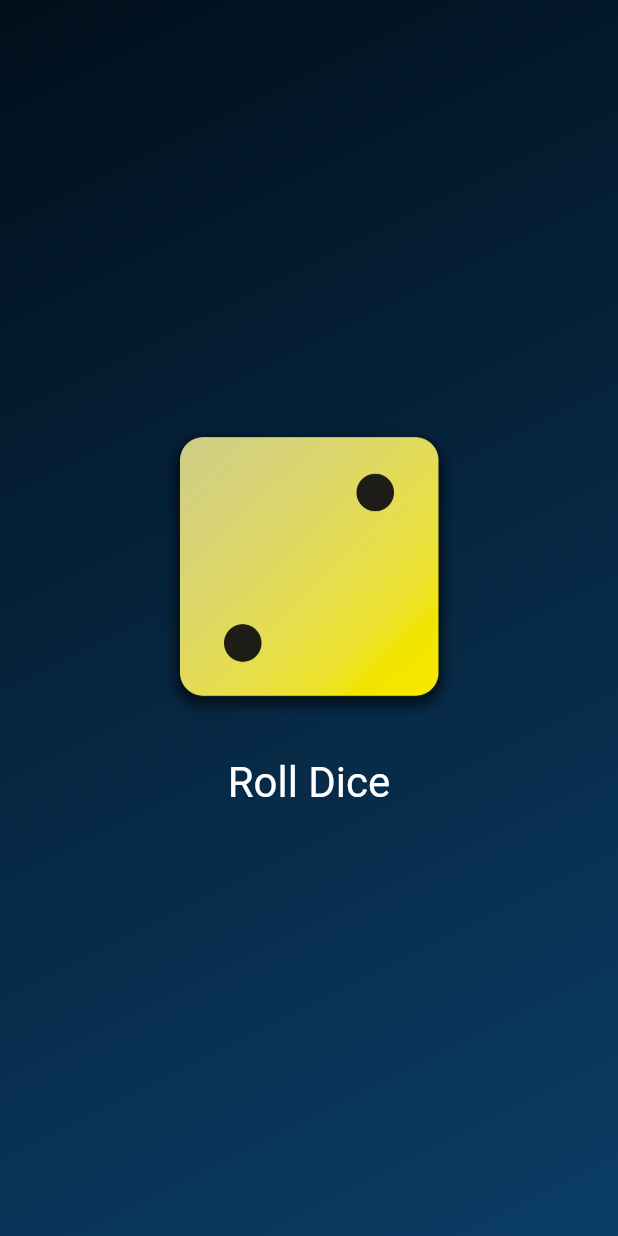
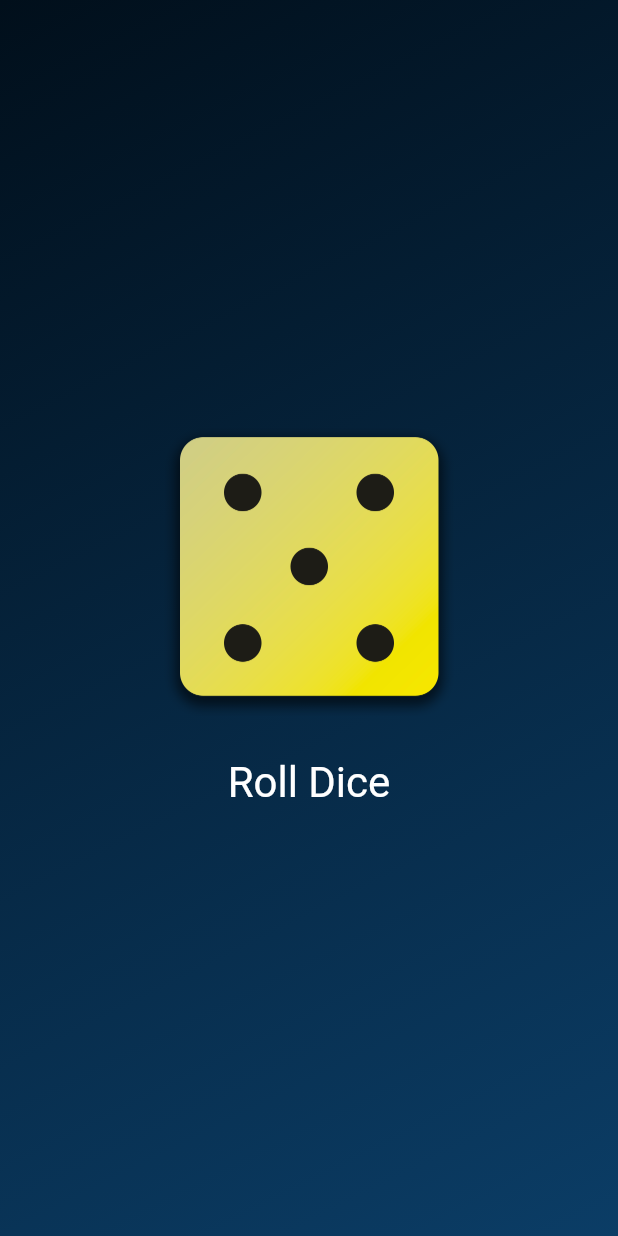
Before and after one commit to gunes1hakan/dice_rolling_game, a Flutter app: the screen it shows after launch, after a tap on "Roll Dice", on a phone screen of 412 x 824 dp. Run offline on Flutter 3.47's test engine with Material 3 defaults, Android fonts, the phone set to English and light mode, and no system bars.

Commit message:
Dice rolling feature added.
--The code structure was parsed into different file structures.
--Button function enabled.

```diff
--- /dev/null
+++ b/lib/dice_roller.dart
@@ -0,0 +1,50 @@
+import 'dart:math';
+
+import 'package:flutter/material.dart';
+
+class DiceRoller extends StatefulWidget {
+  const DiceRoller({super.key});
+
+  @override
+  State<DiceRoller> createState() {
+    return _DiceRollerState();
+  }
+
+}
+
+final randomizer = Random();
+
+class _DiceRollerState extends State<DiceRoller> {
+  var currentDiceRoll = 2;
+
+  void rollDice(){
+    setState(() {
+      currentDiceRoll = randomizer.nextInt(6) + 1;
+    });
+  }
+  @override
+  Widget build(BuildContext context) {
+    return Column(
+          mainAxisSize: MainAxisSize.min,
+          children: [
+            Image.asset(
+              "assets/images/dice-$currentDiceRoll.png",
+              width: 200,
+            ),
+            const SizedBox(height: 20),
+            TextButton(
+              onPressed: rollDice,
+              style: TextButton.styleFrom(
+                //padding: const EdgeInsets.only(top: 20),
+                foregroundColor: Colors.white,
+                textStyle: const TextStyle(
+                  fontSize: 28,
+                ),
+              ),
+              child: const Text("Roll Dice"),
+            ),
+          ],
+        );
+  }
+
+}
--- a/lib/gradient_container.dart
+++ b/lib/gradient_container.dart
@@ -1,15 +1,16 @@
+import 'package:dice_rolling_game/dice_roller.dart';
 import 'package:flutter/material.dart';
 
 const startAlignment = Alignment.topLeft;
 const endAlignment = Alignment.bottomRight;
 
-void rollDice(){
 
-}
 
 class GradientContainer extends StatelessWidget {
   const GradientContainer(this.colors, {super.key});
   final List<Color> colors;
+
+
   @override
   Widget build(BuildContext context) {
     return Container(
@@ -20,28 +21,8 @@
           end: endAlignment,
         ),
       ),
-      child: Center(
-        child: Column(
-          mainAxisSize: MainAxisSize.min,
-          children: [
-            Image.asset(
-              "assets/images/dice-2.png",
-              width: 200,
-            ),
-            SizedBox(height: 20),
-            TextButton(
-              onPressed: rollDice,
-              style: TextButton.styleFrom(
-                //padding: const EdgeInsets.only(top: 20),
-                foregroundColor: Colors.white,
-                textStyle: const TextStyle(
-                  fontSize: 28,
-                ),
-              ),
-              child: const Text("Roll Dice"),
-            ),
-          ],
-        ),
+      child: const Center(
+        child: DiceRoller(),
       ),
     );
   }
--- a/lib/main.dart
+++ b/lib/main.dart
@@ -3,7 +3,7 @@
 
 void main() {
   runApp(
-    MaterialApp(
+    const MaterialApp(
       home: Scaffold(
         body: GradientContainer(
           [Color.fromARGB(255, 1, 15, 27), Color.fromARGB(255, 11, 61, 102)],
```
Also changed, not shown: 1 other file.
